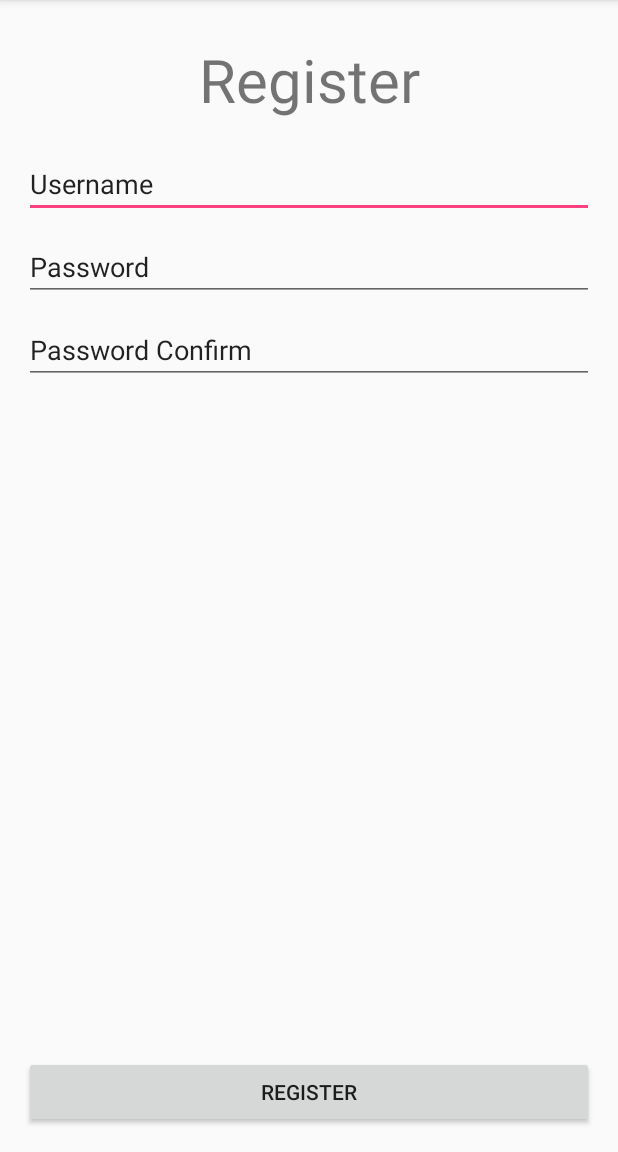
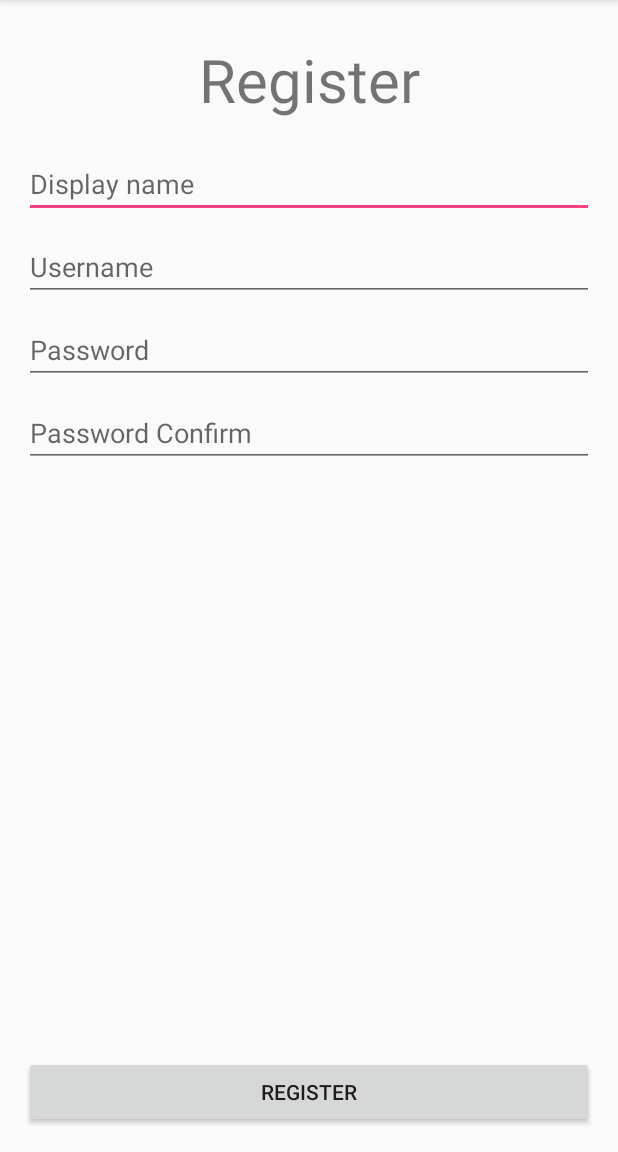
Before and after one commit to Earthohyear/WorkShop, an Android app: the RegisterActivity screen opened directly, with no data from a screen before it, on a phone screen of 412 x 824 dp, the part 84-1236 px from its top. Run offline under Robolectric (Android 15) with nearby library versions, the phone set to English and light mode, and no system bars.

Commit message:
register success

```diff
--- a/app/build.gradle
+++ b/app/build.gradle
@@ -20,7 +20,9 @@ android {
 }
 
 dependencies {
-    compile fileTree(dir: 'libs', include: ['*.jar'])
+    compile fileTree(include: ['*.jar'], dir: 'libs')
     testCompile 'junit:junit:4.12'
     compile 'com.android.support:appcompat-v7:25.0.0'
+    compile 'com.google.android.gms:play-services-appindexing:8.1.0'
+    compile 'com.squareup.okhttp3:okhttp:3.4.2'
 }
--- a/app/src/main/res/layout/activity_login.xml
+++ b/app/src/main/res/layout/activity_login.xml
@@ -25,14 +25,14 @@
         android:id="@+id/etuser"
         android:layout_width="match_parent"
         android:layout_height="wrap_content"
-        android:text="username"
+        android:hint="username"
         android:layout_marginTop="30dp"/>
 
        <EditText
            android:id="@+id/etpass"
            android:layout_width="match_parent"
            android:layout_height="wrap_content"
-           android:text="password"/>
+           android:hint="password"/>
        <Button
            android:id="@+id/btlogin"
            android:layout_width="match_parent"
--- a/app/src/main/res/layout/activity_register.xml
+++ b/app/src/main/res/layout/activity_register.xml
@@ -20,20 +20,29 @@
         android:textSize="40dp"
         android:textAlignment="center"
         android:layout_marginTop="10dp"/>
+        <EditText
+            android:id="@+id/etdis"
+            android:layout_width="match_parent"
+            android:layout_height="wrap_content"
+            android:hint="Display name"
+            android:layout_marginTop="20dp"/>
     <EditText
+        android:id="@+id/etuser"
         android:layout_width="match_parent"
         android:layout_height="wrap_content"
-        android:text="Username"
-        android:layout_marginTop="20dp"/>
+        android:hint="Username"
+        android:layout_marginTop="10dp"/>
     <EditText
+        android:id="@+id/etpass"
         android:layout_width="match_parent"
         android:layout_height="wrap_content"
-        android:text="Password"
+        android:hint="Password"
         android:layout_marginTop="10dp"/>
     <EditText
+        android:id="@+id/etpasscon"
         android:layout_width="match_parent"
         android:layout_height="wrap_content"
-        android:text="Password Confirm"
+        android:hint="Password Confirm"
         android:layout_marginTop="10dp"/>
     </LinearLayout>
     <LinearLayout
@@ -42,6 +51,7 @@
         android:orientation="horizontal"
         android:layout_alignParentBottom="true">
         <Button
+            android:id="@+id/btreg"
             android:layout_width="match_parent"
             android:layout_height="wrap_content"
             android:text="REGISTER"/>
```
Also changed, not shown: app/src/main/AndroidManifest.xml (+7 -1 lines), app/src/main/java/com/example/earth/workshop/LoginActivity.java (+16 -0 lines), app/src/main/java/com/example/earth/workshop/RegisterActivity.java (+137 -0 lines).
